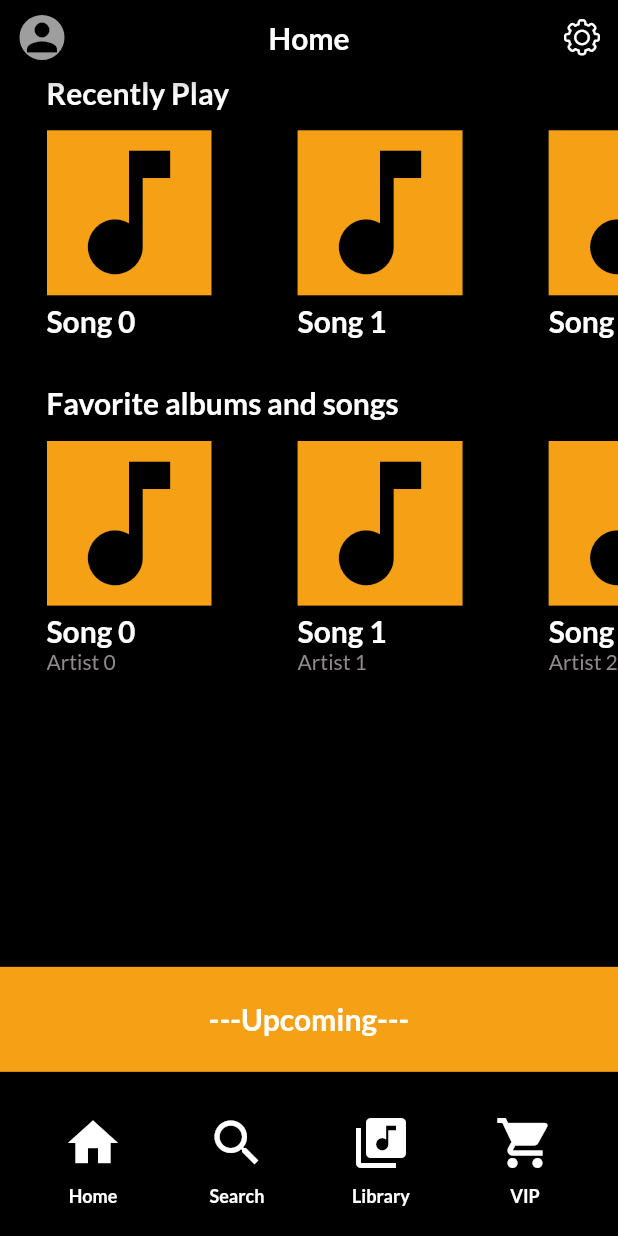
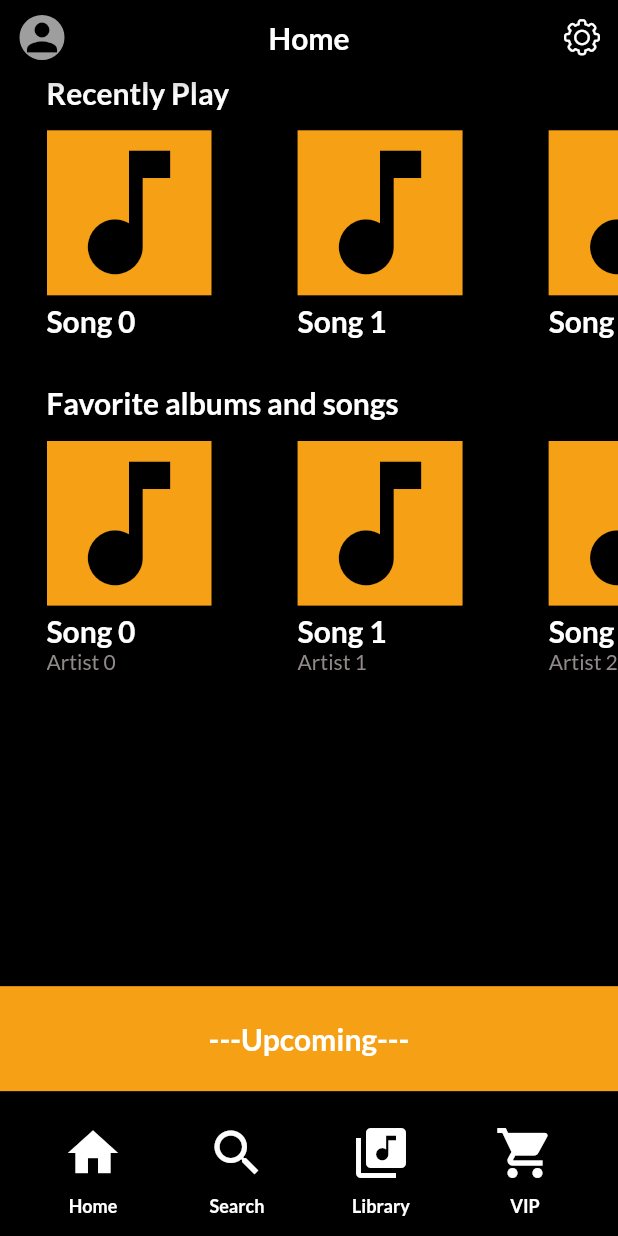
Before and after one commit to sangn2911/MusicApp, a Flutter app: the screen it shows after launch, on a phone screen of 412 x 824 dp. Run offline on Flutter 3.47's test engine with Material 2 defaults, Android fonts, the phone set to English and light mode, and no system bars; missing offline and left inert: flute_music_player.

Commit message:
HomePage Update 2.1

```diff
--- a/lib/OnlineFeature/homePage.dart
+++ b/lib/OnlineFeature/homePage.dart
@@ -163,7 +163,7 @@ class HomePage extends StatelessWidget {
 
   Widget buttonSet(){
     return Container(
-      height: 85/640 * SizeConfig.screenHeight,
+      height: 75/640 * SizeConfig.screenHeight,
       child: Center(
         child: Row(
           mainAxisAlignment: MainAxisAlignment.center,
```
Also changed, not shown: 1 other file.
